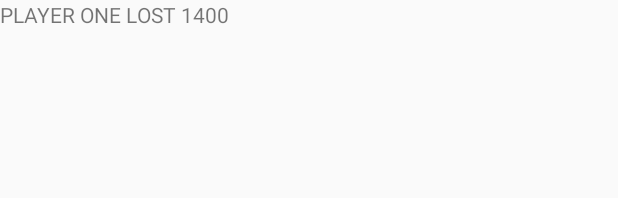
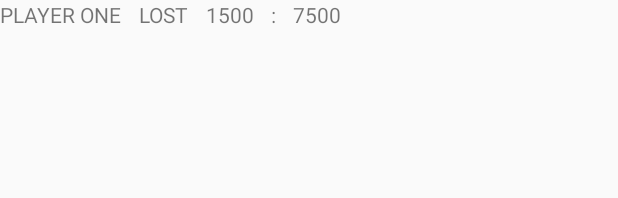
Before and after one commit to hao-lu/DuelElite, an Android app: the layout log_item.xml on its own in the app's theme, with its tools: preview values and no code run, on a phone screen of 412 x 824 dp. Shown: the top 198 px of the screen. Run offline under Robolectric (Android 15) with nearby library versions, the light colour scheme and no system bars.

Commit message:
Refactor code in LPCalculator

```diff
--- a/app/src/main/AndroidManifest.xml
+++ b/app/src/main/AndroidManifest.xml
@@ -24,6 +24,9 @@
             </intent-filter>
         </activity>
         <activity android:name=".LogActivity"></activity>
+        <activity android:name=".SearchCardActivity"
+            android:launchMode="singleTop"></activity>
+        <activity android:name=".CardInfoActivity"></activity>
     </application>
 
 </manifest>
--- a/app/src/main/res/layout/log_item.xml
+++ b/app/src/main/res/layout/log_item.xml
@@ -11,13 +11,43 @@
     <LinearLayout
         android:layout_width="match_parent"
         android:layout_height="wrap_content"
-        android:orientation="vertical">
+        android:orientation="horizontal">
 
         <TextView
-            android:layout_width="match_parent"
-            android:layout_height="match_parent"
-            android:text="@{log.logItem}"
-            tools:text="PLAYER ONE LOST 1400" />
+            android:layout_width="wrap_content"
+            android:layout_height="wrap_content"
+            android:text="@{log.player}"
+            tools:text="PLAYER ONE "
+            android:layout_marginEnd="8dp"/>
+
+        <TextView
+            android:layout_width="wrap_content"
+            android:layout_height="wrap_content"
+            android:text="@{log.operation}"
+            tools:text="LOST "
+            android:layout_marginEnd="8dp"/>
+
+        <TextView
+            android:layout_width="wrap_content"
+            android:layout_height="wrap_content"
+            android:text="@{String.valueOf(log.turnLP)}"
+            tools:text="1500 "
+            android:layout_marginEnd="8dp"/>
+
+        <TextView
+            android:layout_width="wrap_content"
+            android:layout_height="wrap_content"
+            android:text=":"
+            tools:text=": "
+            android:layout_marginEnd="8dp"/>
+
+        <TextView
+            android:layout_width="wrap_content"
+            android:layout_height="wrap_content"
+            android:text="@{String.valueOf(log.totalLP)}"
+            tools:text="7500 "/>
+
+
 
     </LinearLayout>
 </layout>
--- a/app/src/main/res/values/styles.xml
+++ b/app/src/main/res/values/styles.xml
@@ -6,6 +6,8 @@
         <item name="colorPrimary">#2e2e2e</item>
         <item name="colorPrimaryDark">#252525</item>
         <item name="colorAccent">#2e2e2e</item>
+        <item name="windowActionBar">false</item>
+        <item name="windowNoTitle">true</item>
     </style>
 
     <style name="AppTheme.NoActionBar">
--- /dev/null
+++ b/app/src/main/res/xml/searchable.xml
@@ -0,0 +1,5 @@
+<?xml version="1.0" encoding="utf-8"?>
+<searchable xmlns:android="http://schemas.android.com/apk/res/android"
+    android:label="@string/app_name"
+    android:hint="Search for cards">
+</searchable>
```
Also changed, not shown: app/build.gradle (+6 -1 lines), app/src/main/java/com/example/haolu/duelmaster/CardInfoActivity.kt (added, +11 -0 lines), app/src/main/java/com/example/haolu/duelmaster/LifePointCalculator.kt (+49 -20 lines), app/src/main/java/com/example/haolu/duelmaster/LogItem.kt (deleted, +0 -23 lines), app/src/main/java/com/example/haolu/duelmaster/MainActivity.kt (+16 -15 lines), app/src/main/java/com/example/haolu/duelmaster/SearchCardActivity.kt (added, +44 -0 lines), app/src/main/res/drawable/ic_arrow_back_24dp.xml (added, +9 -0 lines), app/src/main/res/layout/activity_search_card.xml (added, +54 -0 lines), app/src/main/res/layout/content_main.xml (+5 -3 lines), app/src/main/res/menu/menu_search_cards.xml (added, +11 -0 lines), 1 other file.
